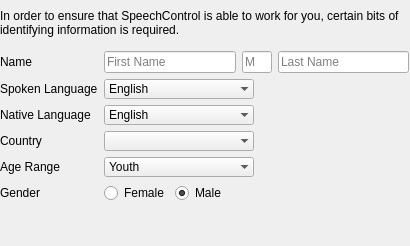
The window that ui/wizards/quickstart/userinit.ui (GunioRobot/speechcontrol) describes before a commit, drawn with Qt 5.
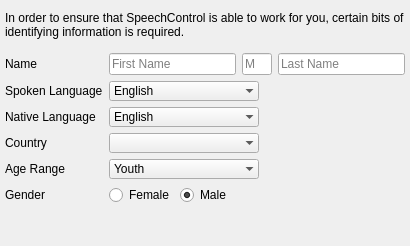
The same window after the commit.

What changed in the file:
```diff
--- a/ui/wizards/quickstart/userinit.ui
+++ b/ui/wizards/quickstart/userinit.ui
@@ -34,10 +34,10 @@
   <widget class="QWidget" name="gridLayoutWidget">
    <property name="geometry">
     <rect>
-     <x>0</x>
-     <y>0</y>
-     <width>409</width>
-     <height>246</height>
+     <x>5</x>
+     <y>2</y>
+     <width>400</width>
+     <height>241</height>
     </rect>
    </property>
    <layout class="QGridLayout" name="gridLayout">
```
